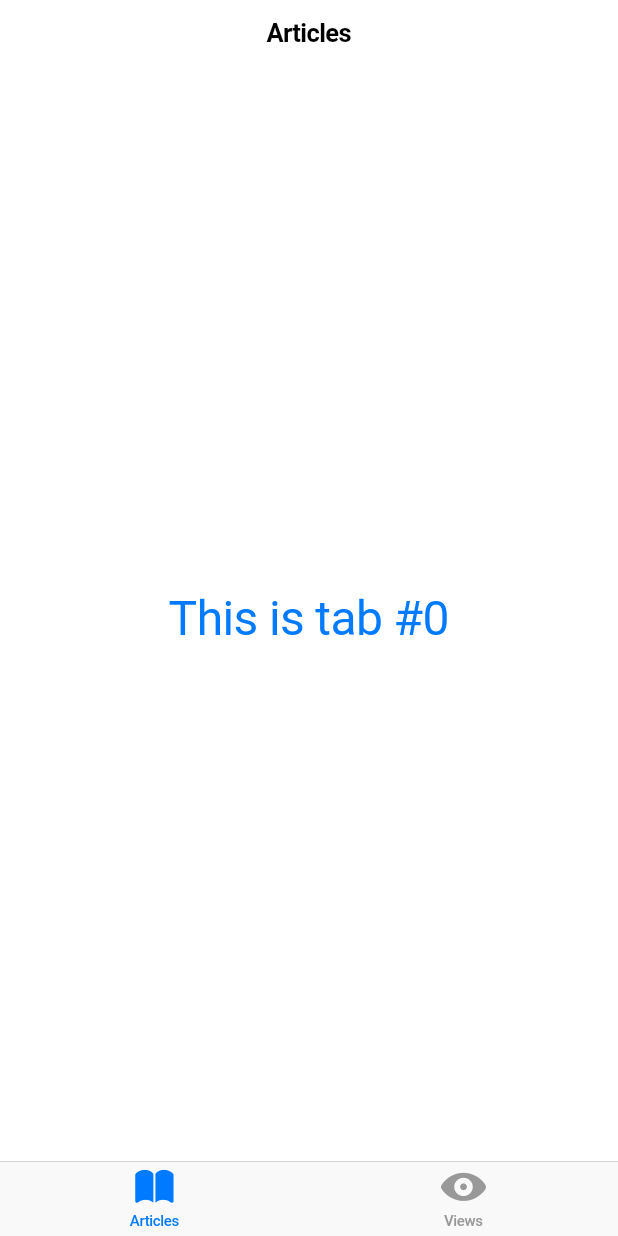
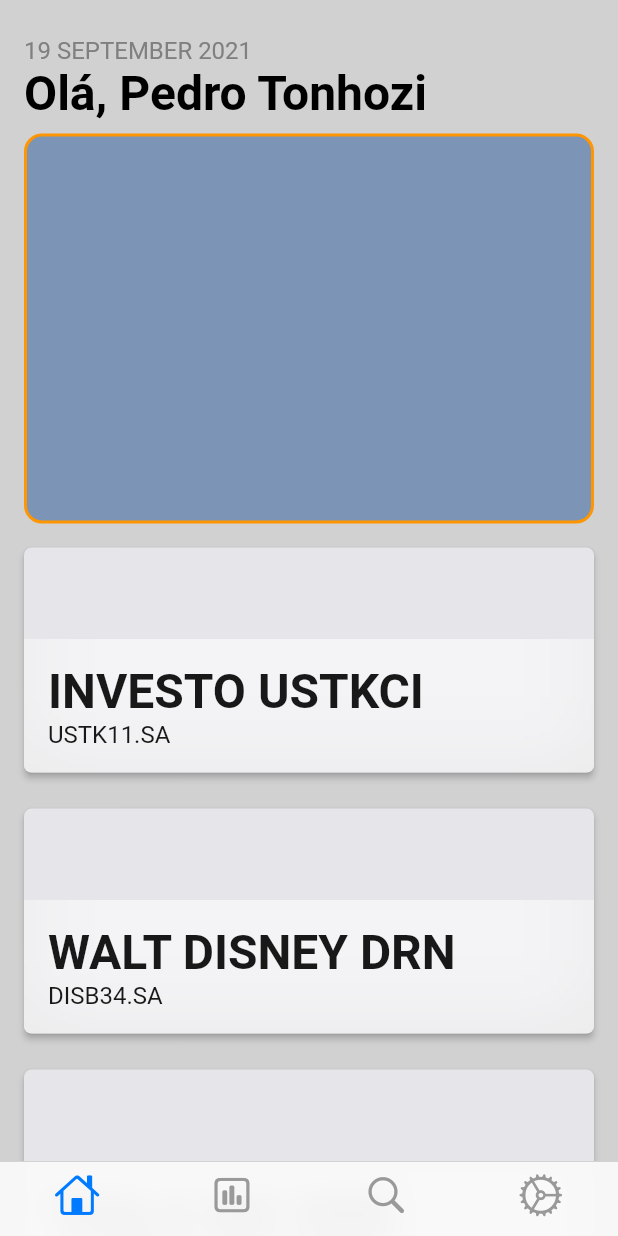
Before and after one commit to tonhozi/Learning-Flutter, a Flutter app: the screen it shows after launch, on a phone screen of 412 x 824 dp. Run offline on Flutter 3.47's test engine with Material 2 defaults, Android fonts, the phone set to English and light mode, and no system bars; our stand-ins replace shared_preferences.

Commit message:
Basic layout of main page

```diff
--- a/stocks/lib/data/app_state.dart
+++ b/stocks/lib/data/app_state.dart
@@ -11,14 +11,15 @@ class AppState extends ChangeNotifier {
 
   List<Stock> get favoriteStocks => _stocks.where((s) => s.isFavorite).toList();
 
-  Stock getStock(int id) => _stocks.singleWhere((v) => v.id == id);
+  Stock getStock(String symbol) =>
+      _stocks.singleWhere((v) => v.symbol == symbol);
 
   List<Stock> searchStocks(String terms) => _stocks
       .where((s) => s.longName.toLowerCase().contains(terms.toLowerCase()))
       .toList();
 
-  void setFavorite(int id, bool isFavorite) {
-    var stock = getStock(id);
+  void setFavorite(String symbol, bool isFavorite) {
+    var stock = getStock(symbol);
     stock.isFavorite = isFavorite;
     notifyListeners();
   }
--- a/stocks/lib/data/local_stocks_provider.dart
+++ b/stocks/lib/data/local_stocks_provider.dart
@@ -1,38 +1,26 @@
-import 'package:flutter/cupertino.dart';
 import 'package:stocks/data/stocks.dart';
 
 class LocalStockProvider {
   static List<Stock> stocks = [
     Stock(
-        id: 1,
         displayName: "INVESTO USTKCI",
         longName:
             "Investo ETF MSCI US Technology Fundo De Investimento De Indice – Investimento No Exterior",
         symbol: "USTK11.SA",
-        imageAssetPath: "",
-        quoteType: QuoteType.ordinaria,
-        shortDescription: "shortDescription",
-        accentColor: CupertinoColors.systemGrey,
-        exchange: Exchange.SAO),
+        quoteType: QuoteType.etf,
+        exchange: Exchange.sao),
     Stock(
-        id: 2,
         displayName: "WALT DISNEY DRN",
         longName: "The Walt Disney Company",
         symbol: "DISB34.SA",
-        imageAssetPath: "",
-        quoteType: QuoteType.ordinaria,
-        shortDescription: "shortDescription",
-        accentColor: CupertinoColors.systemBlue,
-        exchange: Exchange.SAO),
+        quoteType: QuoteType.drn,
+        exchange: Exchange.sao,
+        isFavorite: true),
     Stock(
-        id: 3,
         displayName: "TESLA INC DRN",
         longName: "Tesla, Inc.",
         symbol: "TSLA34.SA",
-        imageAssetPath: "",
-        quoteType: QuoteType.ordinaria,
-        shortDescription: "shortDescription",
-        accentColor: CupertinoColors.systemRed,
-        exchange: Exchange.SAO),
+        quoteType: QuoteType.drn,
+        exchange: Exchange.sao),
   ];
 }
--- a/stocks/lib/data/stocks.dart
+++ b/stocks/lib/data/stocks.dart
@@ -1,70 +1,49 @@
-import 'package:flutter/cupertino.dart';
-
 enum QuoteType {
-  ordinaria,
-  preferencial,
-  preferenciaisClassesA,
+  etf,
+  brd,
+  drn,
   preferenciaisClassesB,
   preferenciaisClassesC,
   preferenciaisClassesD,
 }
 
 enum Exchange {
-  SAO,
-  NYQ,
-  NMS,
+  sao,
+  nyq,
+  nms,
   outra,
 }
 
 const Map<QuoteType, String> quoteTypeNames = {
-  QuoteType.ordinaria: 'ordinaria',
-  QuoteType.preferencial: 'preferencial',
-  QuoteType.preferenciaisClassesA: 'preferenciaisClassesA',
+  QuoteType.etf: 'ETF',
+  QuoteType.brd: 'BRD',
+  QuoteType.drn: 'DRN',
   QuoteType.preferenciaisClassesB: 'preferenciaisClassesB',
   QuoteType.preferenciaisClassesC: 'preferenciaisClassesC',
   QuoteType.preferenciaisClassesD: 'preferenciaisClassesD',
 };
 
 const Map<Exchange, String> exchangeFullNames = {
-  Exchange.SAO: 'B3',
-  Exchange.NYQ: 'NYSE',
-  Exchange.NMS: 'NasdaqGS',
+  Exchange.sao: 'B3',
+  Exchange.nyq: 'NYSE',
+  Exchange.nms: 'NasdaqGS',
   Exchange.outra: 'mainuma',
 };
 
 class Stock {
   Stock({
-    required this.id,
+    required this.symbol,
     required this.displayName,
     required this.longName,
-    required this.symbol,
-    required this.imageAssetPath,
     required this.quoteType,
-    required this.shortDescription,
-    required this.accentColor,
     required this.exchange,
     this.isFavorite = false,
   });
 
-  final int id;
-
+  final String symbol;
   final String displayName;
-
   final String longName;
-
-  final String symbol;
-
-  /// Each stock has an associated image asset that's used as a background image and icon.
-  final String imageAssetPath;
-
   final QuoteType quoteType;
-
-  /// A short, snappy line.
-  final String shortDescription;
-
-  /// A color value to use when constructing UI elements to match the image
-  /// found at [imageAssetPath].
-  final Color accentColor;
 
   /// Exchange where the stock is traded.
   final Exchange exchange;
--- a/stocks/lib/main.dart
+++ b/stocks/lib/main.dart
@@ -73,15 +73,15 @@ class _RestorableAppState extends RestorableListenable<AppState> {
   @override
   AppState fromPrimitives(Object? data) {
     final appState = AppState();
-    final favorites = (data as List<dynamic>).cast<int>();
-    for (var id in favorites) {
-      appState.setFavorite(id, true);
+    final favorites = (data as List<dynamic>).cast<String>();
+    for (var symbol in favorites) {
+      appState.setFavorite(symbol, true);
     }
     return appState;
   }
 
   @override
   Object toPrimitives() {
-    return value.favoriteStocks.map((stock) => stock.id).toList();
+    return value.favoriteStocks.map((stock) => stock.symbol).toList();
   }
 }
--- a/stocks/lib/screens/home.dart
+++ b/stocks/lib/screens/home.dart
@@ -1,5 +1,6 @@
 import 'package:flutter/cupertino.dart';
 import 'package:flutter/widgets.dart';
+import 'package:stocks/screens/list.dart';
 
 class HomeScreen extends StatelessWidget {
   const HomeScreen({Key? key, this.restorationId}) : super(key: key);
@@ -13,21 +14,29 @@ class HomeScreen extends StatelessWidget {
       child: CupertinoTabScaffold(
         restorationId: 'scaffold',
         tabBar: CupertinoTabBar(
-          items: const [
+          items: const <BottomNavigationBarItem>[
+            BottomNavigationBarItem(icon: Icon(CupertinoIcons.home)),
             BottomNavigationBarItem(
-                icon: Icon(CupertinoIcons.book_solid), label: 'Articles'),
-            BottomNavigationBarItem(
-                icon: Icon(CupertinoIcons.eye_solid), label: 'Views'),
+                icon: Icon(CupertinoIcons.chart_bar_square)),
+            BottomNavigationBarItem(icon: Icon(CupertinoIcons.search)),
+            BottomNavigationBarItem(icon: Icon(CupertinoIcons.settings)),
           ],
         ),
         tabBuilder: (context, index) {
-          return CupertinoTabView(
+          late final CupertinoTabView returnValue;
+          switch (index) {
+            case 0:
+              returnValue = CupertinoTabView(
                 builder: (context) {
+                  return const ListScreen(restorationId: 'list');
+                },
+              );
+              break;
+            case 1:
+              returnValue = CupertinoTabView(builder: (context) {
                 return CupertinoPageScaffold(
-                navigationBar: CupertinoNavigationBar(
-                  middle: (index == 0)
-                      ? const Text('Articles')
-                      : const Text('Views'),
+                  navigationBar: const CupertinoNavigationBar(
+                    middle: Text('Performance'),
                   ),
                   child: Center(
                     child: CupertinoButton(
@@ -41,15 +50,74 @@ class HomeScreen extends StatelessWidget {
                       onPressed: () {
                         Navigator.of(context).push(
                           CupertinoPageRoute(builder: (context) {
-                          return DetailScreen(index == 0 ? 'Article' : 'Views');
+                            return DetailScreen(
+                                index == 0 ? 'Article' : 'Views');
                           }),
                         );
                       },
                     ),
                   ),
                 );
+              });
+              break;
+            case 2:
+              returnValue = CupertinoTabView(builder: (context) {
+                return CupertinoPageScaffold(
+                  navigationBar: const CupertinoNavigationBar(
+                    middle: Text('Search'),
+                  ),
+                  child: Center(
+                    child: CupertinoButton(
+                      child: Text(
+                        'This is tab #$index',
+                        style: CupertinoTheme.of(context)
+                            .textTheme
+                            .actionTextStyle
+                            .copyWith(fontSize: 32),
+                      ),
+                      onPressed: () {
+                        Navigator.of(context).push(
+                          CupertinoPageRoute(builder: (context) {
+                            return DetailScreen(
+                                index == 0 ? 'Article' : 'Views');
+                          }),
+                        );
                       },
+                    ),
+                  ),
                 );
+              });
+              break;
+            case 3:
+              returnValue = CupertinoTabView(builder: (context) {
+                return CupertinoPageScaffold(
+                  navigationBar: const CupertinoNavigationBar(
+                    middle: Text('Settings'),
+                  ),
+                  child: Center(
+                    child: CupertinoButton(
+                      child: Text(
+                        'This is tab #$index',
+                        style: CupertinoTheme.of(context)
+                            .textTheme
+                            .actionTextStyle
+                            .copyWith(fontSize: 32),
+                      ),
+                      onPressed: () {
+                        Navigator.of(context).push(
+                          CupertinoPageRoute(builder: (context) {
+                            return DetailScreen(
+                                index == 0 ? 'Article' : 'Views');
+                          }),
+                        );
+                      },
+                    ),
+                  ),
+                );
+              });
+              break;
+          }
+          return returnValue;
         },
       ),
     );
--- /dev/null
+++ b/stocks/lib/screens/list.dart
@@ -0,0 +1,95 @@
+import 'package:flutter/cupertino.dart';
+import 'package:flutter/foundation.dart';
+import 'package:flutter/services.dart';
+import 'package:flutter/widgets.dart';
+import 'package:intl/intl.dart';
+import 'package:provider/provider.dart';
+import 'package:stocks/data/app_state.dart';
+import 'package:stocks/data/preferences.dart';
+import 'package:stocks/data/stocks.dart';
+import 'package:stocks/styles.dart';
+import 'package:stocks/widgets/stock_card.dart';
+
+class ListScreen extends StatelessWidget {
+  const ListScreen({Key? key, this.restorationId}) : super(key: key);
+
+  final String? restorationId;
+
+  Widget _generateStockRow(Stock stock, Preferences prefs) {
+    return Padding(
+      padding: const EdgeInsets.only(left: 16, right: 16, bottom: 24),
+      child: FutureBuilder<Set<QuoteType>>(
+          // future: prefs.preferredCategories,
+          builder: (context, snapshot) {
+        final data = snapshot.data ?? <QuoteType>{};
+        return StockCard(stock, data.contains(stock.quoteType));
+      }),
+    );
+  }
+
+  @override
+  Widget build(BuildContext context) {
+    return CupertinoTabView(
+      restorationScopeId: restorationId,
+      builder: (context) {
+        var dateString = DateFormat('d MMMM y').format(DateTime.now());
+
+        final appState = Provider.of<AppState>(context);
+        final prefs = Provider.of<Preferences>(context);
+        final themeData = CupertinoTheme.of(context);
+        return AnnotatedRegion<SystemUiOverlayStyle>(
+          value: SystemUiOverlayStyle(
+              statusBarBrightness: MediaQuery.platformBrightnessOf(context)),
+          child: SafeArea(
+            bottom: false,
+            child: ListView.builder(
+              restorationId: 'list',
+              itemCount: appState.allStocks.length + 1,
+              itemBuilder: (context, index) {
+                if (index == 0) {
+                  return Padding(
+                    padding: const EdgeInsets.fromLTRB(16, 24, 16, 16),
+                    child: Column(
+                      crossAxisAlignment: CrossAxisAlignment.start,
+                      children: [
+                        Text(dateString.toUpperCase(),
+                            style: Styles.minorText(themeData)),
+                        Text('Olá, Pedro Tonhozi',
+                            style: Styles.headlineText(themeData)),
+                        Container(
+                          decoration: BoxDecoration(
+                            shape: BoxShape.rectangle,
+                            color: const Color(0xff7c94b6),
+                            border: Border.all(
+                              width: 2,
+                              color: CupertinoColors.activeOrange,
+                            ),
+                            borderRadius: BorderRadius.circular(12.0),
+                          ),
+                          margin: const EdgeInsets.only(top: 8.0),
+                          height: 100,
+                          constraints: const BoxConstraints.expand(
+                            height: 260.0,
+                          ),
+                        ),
+                      ],
+                    ),
+                  );
+                } else if (index <= appState.allStocks.length) {
+                  return _generateStockRow(
+                    appState.allStocks[index - 1],
+                    prefs,
+                  );
+                } else {
+                  var relativeIndex = index - (appState.allStocks.length + 2);
+                  return _generateStockRow(
+                      appState.allStocks[relativeIndex], prefs);
+                }
+              },
+            ),
+          ),
+        );
+      },
+    );
+  }
+}
--- /dev/null
+++ b/stocks/lib/widgets/stock_card.dart
@@ -0,0 +1,158 @@
+import 'dart:ui';
+
+import 'package:flutter/cupertino.dart';
+import 'package:stocks/data/stocks.dart';
+// import 'package:veggieseasons/screens/details.dart';
+import 'package:stocks/styles.dart';
+
+class FrostyBackground extends StatelessWidget {
+  const FrostyBackground({
+    required this.color,
+    required this.child,
+    this.intensity = 25,
+  });
+
+  final Color color;
+  final double intensity;
+  final Widget child;
+
+  @override
+  Widget build(BuildContext context) {
+    return ClipRect(
+      child: BackdropFilter(
+        filter: ImageFilter.blur(sigmaX: intensity, sigmaY: intensity),
+        child: DecoratedBox(
+          decoration: BoxDecoration(
+            color: color,
+          ),
+          child: child,
+        ),
+      ),
+    );
+  }
+}
+
+/// A Card-like Widget that responds to tap events by animating changes to its
+/// elevation and invoking an optional [onPressed] callback.
+class PressableCard extends StatefulWidget {
+  const PressableCard({
+    required this.child,
+    this.borderRadius = const BorderRadius.all(Radius.circular(5)),
+    this.upElevation = 2,
+    this.downElevation = 0,
+    this.shadowColor = CupertinoColors.black,
+    this.duration = const Duration(milliseconds: 100),
+    required this.onPressed,
+    Key? key,
+  }) : super(key: key);
+
+  final VoidCallback onPressed;
+
+  final Widget child;
+
+  final BorderRadius borderRadius;
+
+  final double upElevation;
+
+  final double downElevation;
+
+  final Color shadowColor;
+
+  final Duration duration;
+
+  @override
+  _PressableCardState createState() => _PressableCardState();
+}
+
+class _PressableCardState extends State<PressableCard> {
+  bool cardIsDown = false;
+
+  @override
+  Widget build(BuildContext context) {
+    return GestureDetector(
+      onTap: () {
+        setState(() => cardIsDown = false);
+        widget.onPressed();
+      },
+      onTapDown: (details) => setState(() => cardIsDown = true),
+      onTapCancel: () => setState(() => cardIsDown = false),
+      child: AnimatedPhysicalModel(
+        elevation: cardIsDown ? widget.downElevation : widget.upElevation,
+        borderRadius: widget.borderRadius,
+        shape: BoxShape.rectangle,
+        shadowColor: widget.shadowColor,
+        duration: widget.duration,
+        color: CupertinoColors.lightBackgroundGray,
+        child: ClipRRect(
+          borderRadius: widget.borderRadius,
+          child: widget.child,
+        ),
+      ),
+    );
+  }
+}
+
+class StockCard extends StatelessWidget {
+  const StockCard(this.stock, this.isPreferredCategory);
+
+  /// Stocks to be displayed by the card.
+  final Stock stock;
+
+  /// Whether [stock] falls into one of user's preferred [StockCategory]s
+  final bool isPreferredCategory;
+
+  Widget _buildDetails(BuildContext context) {
+    final themeData = CupertinoTheme.of(context);
+    return FrostyBackground(
+      color: const Color(0x90ffffff),
+      child: Padding(
+        padding: const EdgeInsets.all(16),
+        child: Column(
+          crossAxisAlignment: CrossAxisAlignment.start,
+          children: <Widget>[
+            Text(
+              stock.displayName,
+              style: Styles.cardTitleText(themeData),
+            ),
+            Text(
+              stock.symbol,
+              style: Styles.cardDescriptionText(themeData),
+            ),
+          ],
+        ),
+      ),
+    );
+  }
+
+  @override
+  Widget build(BuildContext context) {
+    return PressableCard(
+      onPressed: () =>
+          {}, //DetailsScreen.show(Navigator.of(context), veggie.id),
+      child: Stack(
+        children: [
+          Semantics(
+            label: 'A card background featuring ${stock.displayName}',
+            child: Container(
+              height: 150,
+              // decoration: BoxDecoration(
+              // image: DecorationImage(
+              //   fit: BoxFit.cover,
+              // image: AssetImage(
+              //   veggie.imageAssetPath,
+              // ),
+              // ),
+              // ),
+            ),
+          ),
+          Positioned(
+            bottom: 0,
+            left: 0,
+            right: 0,
+            child: _buildDetails(context),
+          ),
+        ],
+      ),
+    );
+  }
+}
```
Also changed, not shown: 3 other files. Lines whose indentation alone changed are shown as unchanged.
